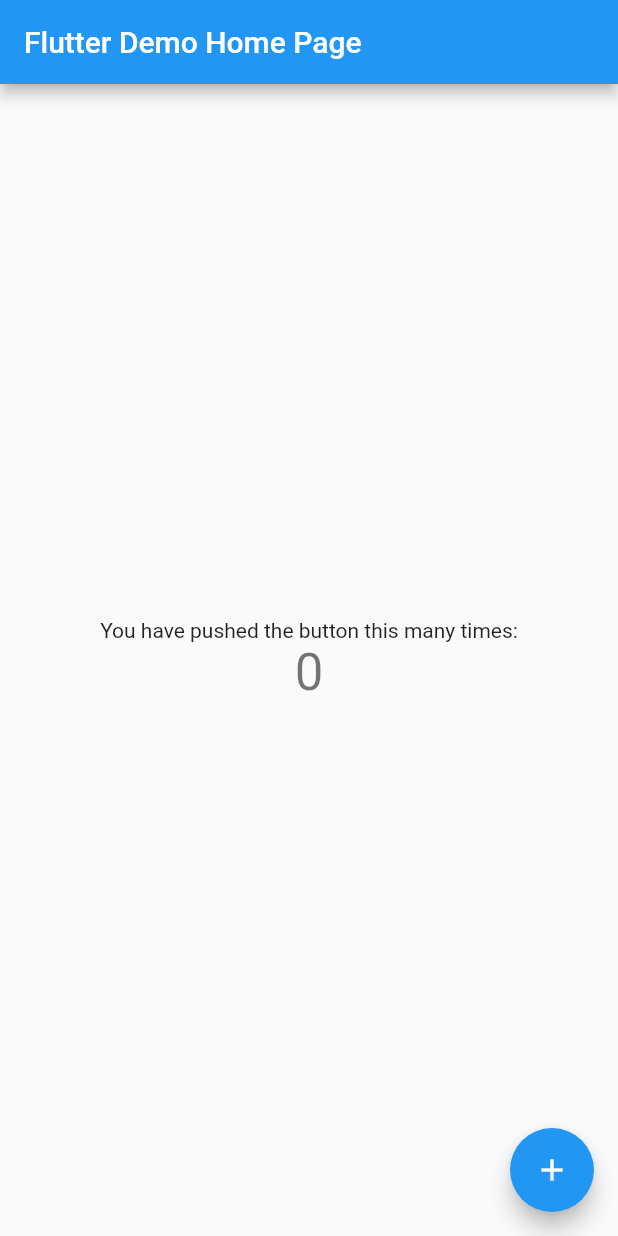
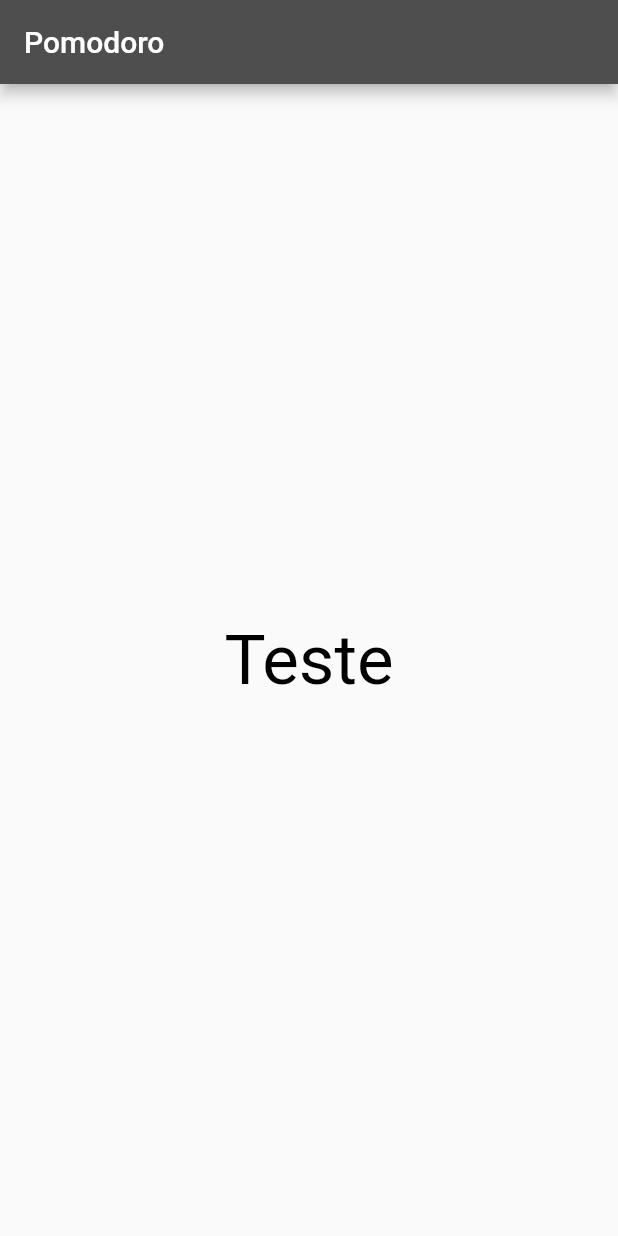
Before and after one commit to gustavodahora/pomodoro-flutter, a Flutter app: the screen it shows after launch, on a phone screen of 412 x 824 dp. Run offline on Flutter 3.47's test engine with Material 2 defaults, Android fonts, the phone set to English and light mode, and no system bars.

Commit message:
Adding new layout base and system base.

```diff
--- a/lib/main.dart
+++ b/lib/main.dart
@@ -1,115 +1,36 @@
 import 'package:flutter/material.dart';
 
-void main() {
-  runApp(const MyApp());
+main() => runApp(Pomodoro());
+
+class Pomodoro extends StatefulWidget {
+  PomodoroAppState createState() => PomodoroAppState();
 }
 
-class MyApp extends StatelessWidget {
-  const MyApp({Key? key}) : super(key: key);
-
-  // This widget is the root of your application.
+class PomodoroAppState extends State<Pomodoro> {
   @override
   Widget build(BuildContext context) {
     return MaterialApp(
-      title: 'Flutter Demo',
-      theme: ThemeData(
-        // This is the theme of your application.
-        //
-        // Try running your application with "flutter run". You'll see the
-        // application has a blue toolbar. Then, without quitting the app, try
-        // changing the primarySwatch below to Colors.green and then invoke
-        // "hot reload" (press "r" in the console where you ran "flutter run",
-        // or simply save your changes to "hot reload" in a Flutter IDE).
-        // Notice that the counter didn't reset back to zero; the application
-        // is not restarted.
-        primarySwatch: Colors.blue,
+      debugShowCheckedModeBanner: false,
+      theme: ThemeData(primaryColor: Colors.orange),
+      home: Scaffold(
+        appBar: AppBar(
+          title: const Text("Pomodoro"),
+          backgroundColor: const Color.fromARGB(255, 78, 78, 78),
+        ),
+        body: Container(
+          width: double.infinity,
+          child: Column(
+            mainAxisAlignment: MainAxisAlignment.center,
+            crossAxisAlignment: CrossAxisAlignment.center,
+            children: [
+              const Text(
+                'Teste',
+                style: TextStyle(color: Colors.black, fontSize: 46),
+              )
+            ],
+          ),
+        ),
       ),
-      home: const MyHomePage(title: 'Flutter Demo Home Page'),
     );
   }
 }
-
-class MyHomePage extends StatefulWidget {
-  const MyHomePage({Key? key, required this.title}) : super(key: key);
-
-  // This widget is the home page of your application. It is stateful, meaning
-  // that it has a State object (defined below) that contains fields that affect
-  // how it looks.
-
-  // This class is the configuration for the state. It holds the values (in this
-  // case the title) provided by the parent (in this case the App widget) and
-  // used by the build method of the State. Fields in a Widget subclass are
-  // always marked "final".
-
-  final String title;
-
-  @override
-  State<MyHomePage> createState() => _MyHomePageState();
-}
-
-class _MyHomePageState extends State<MyHomePage> {
-  int _counter = 0;
-
-  void _incrementCounter() {
-    setState(() {
-      // This call to setState tells the Flutter framework that something has
-      // changed in this State, which causes it to rerun the build method below
-      // so that the display can reflect the updated values. If we changed
-      // _counter without calling setState(), then the build method would not be
-      // called again, and so nothing would appear to happen.
-      _counter++;
-    });
-  }
-
-  @override
-  Widget build(BuildContext context) {
-    // This method is rerun every time setState is called, for instance as done
-    // by the _incrementCounter method above.
-    //
-    // The Flutter framework has been optimized to make rerunning build methods
-    // fast, so that you can just rebuild anything that needs updating rather
-    // than having to individually change instances of widgets.
-    return Scaffold(
-      appBar: AppBar(
-        // Here we take the value from the MyHomePage object that was created by
-        // the App.build method, and use it to set our appbar title.
-        title: Text(widget.title),
-      ),
-      body: Center(
-        // Center is a layout widget. It takes a single child and positions it
-        // in the middle of the parent.
-        child: Column(
-          // Column is also a layout widget. It takes a list of children and
-          // arranges them vertically. By default, it sizes itself to fit its
-          // children horizontally, and tries to be as tall as its parent.
-          //
-          // Invoke "debug painting" (press "p" in the console, choose the
-          // "Toggle Debug Paint" action from the Flutter Inspector in Android
-          // Studio, or the "Toggle Debug Paint" command in Visual Studio Code)
-          // to see the wireframe for each widget.
-          //
-          // Column has various properties to control how it sizes itself and
-          // how it positions its children. Here we use mainAxisAlignment to
-          // center the children vertically; the main axis here is the vertical
-          // axis because Columns are vertical (the cross axis would be
-          // horizontal).
-          mainAxisAlignment: MainAxisAlignment.center,
-          children: <Widget>[
-            const Text(
-              'You have pushed the button this many times:',
-            ),
-            Text(
-              '$_counter',
-              style: Theme.of(context).textTheme.headline4,
-            ),
-          ],
-        ),
-      ),
-      floatingActionButton: FloatingActionButton(
-        onPressed: _incrementCounter,
-        tooltip: 'Increment',
-        child: const Icon(Icons.add),
-      ), // This trailing comma makes auto-formatting nicer for build methods.
-    );
-  }
-}
```
